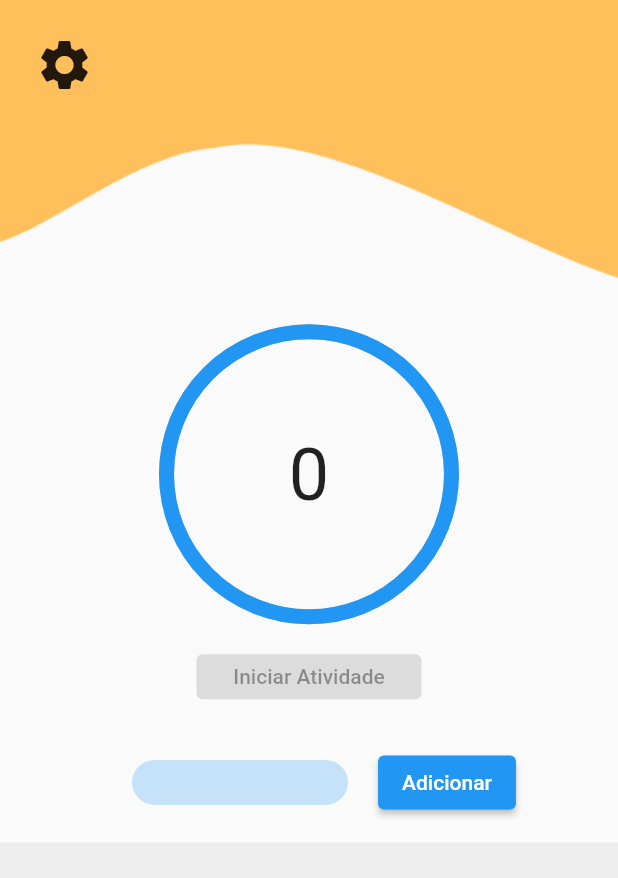
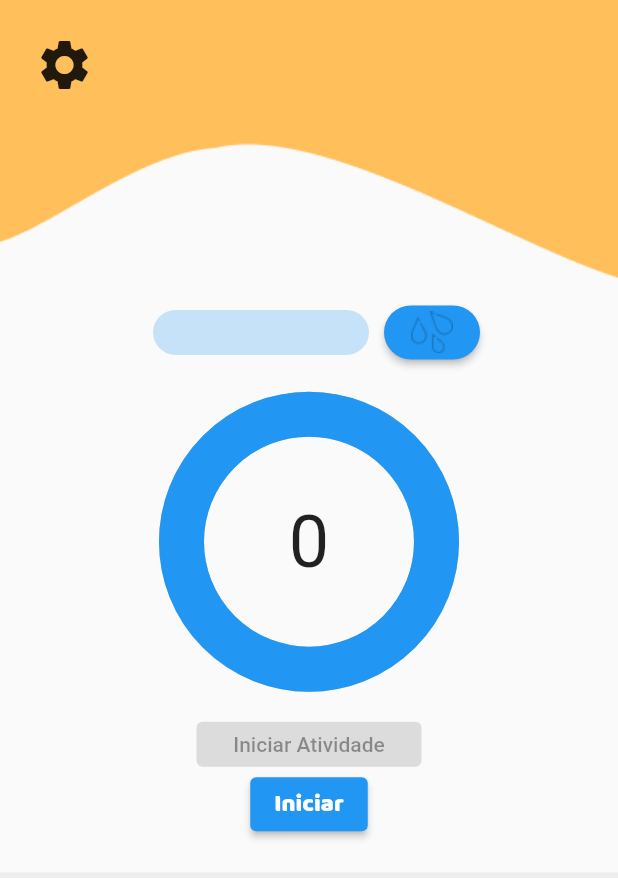
Before and after one commit to josivanphs/work, a Flutter app: the screen it shows after launch, on a phone screen of 412 x 824 dp. Shown: the top 878 px of the screen. Run offline on Flutter 3.47's test engine with Material 2 defaults, Android fonts, the phone set to English and light mode, and no system bars; drawn by our look-alikes of percent_indicator.

Commit message:
[FEAT]~Slider

```diff
--- a/lib/main.dart
+++ b/lib/main.dart
@@ -1,6 +1,5 @@
 import 'package:flutter/material.dart';
 import 'dart:math';
-import 'dart:async';
 import 'notifications.dart';
 import 'timer.dart';
 
@@ -40,10 +39,10 @@ class _MyHomePageState extends State<MyHomePage>
   double waterValueMax = 0.0;
   double timer = 0;
 
-  bool isCountingDown = false;
-  bool waterButton = false;
-  bool hintButton = false;
-  bool notificationButton = false;
+
+  bool waterButton = true;
+  bool hintButton = true;
+  bool notificationButton = true;
 
   bool autoButton = true;
   bool manualButton = false;
@@ -90,7 +89,6 @@ class _MyHomePageState extends State<MyHomePage>
       if (status == AnimationStatus.completed) {
         // A animação foi concluída, você pode realizar alguma ação aqui
         setState(() {
-          isCountingDown = false;
         });
       }
     });
@@ -104,7 +102,6 @@ class _MyHomePageState extends State<MyHomePage>
 
   void startAnimation() {
     setState(() {
-      isCountingDown = true;
       _animationController.reset();
       _animationController.forward();
     });
@@ -112,7 +109,6 @@ class _MyHomePageState extends State<MyHomePage>
 
   void stopAnimation() {
     setState(() {
-      isCountingDown = false;
       _animationController.reverse();
     });
   }
@@ -396,57 +392,27 @@ class _MyHomePageState extends State<MyHomePage>
               Column(
                 mainAxisAlignment: MainAxisAlignment.center,
                 children: [
-                  SizedBox(
-                    width: 200,
-                    height: 300,
-                        child:
-                          KeyedSubtree(
-                            key: ValueKey(activityTime), // Use uma chave única baseada em activityTime
-                            child: PomodoroTimer(
-                              activityTime: activityTime,
-                              breakTime: breakTime,
-                              auto: autoButton,
-                            ),
-                          )
-                  ),
-                  // ElevatedButton(
-                  //   onPressed: () {
-                  //     if (isCountingDown) {
-                  //       stopAnimation();
-                  //     } else {
-                  //       startAnimation();
-                  //     }
-                  //   },
-                  //   child: Text(
-                  //     isCountingDown ? 'Parar' : 'Iniciar',
-                  //     style: const TextStyle(
-                  //         fontFamily: 'Baloo',
-                  //         fontSize: 16,
-                  //         fontWeight: FontWeight.normal),
-                  //   ),
-                  // ),
-                ],
-              ),
               Row(
                 mainAxisAlignment: MainAxisAlignment.center,
                 children: [
                     SliderTheme(
                       data: SliderTheme.of(context).copyWith(
                         trackHeight: 30.0,
-                      thumbShape:
-                          const RoundSliderThumbShape(enabledThumbRadius: 0.0),
-                      overlayShape:
-                          const RoundSliderOverlayShape(overlayRadius: 20.0),
+                        activeTrackColor: Colors.blue, // Define a cor de preenchimento transparente
+                        thumbShape: RoundSliderThumbShape(enabledThumbRadius: 00.0),
+                        overlayShape: RoundSliderOverlayShape(overlayRadius: 10.0),
                       ),
                       child: Transform.rotate(
-                      // Gire o Slider em 90 graus no sentido anti-horário
                         angle: 180 * pi / 180,
-                      child: Slider(
+                        child:
+                        Slider(
                           value: waterValue,
                           min: 0,
                           max: waterValueMax * 1000,
                           onChanged: (value) {
-                          setState(() {});
+                            setState(() {
+                              waterValue = value;
+                            });
                           },
                         ),
                       ),
@@ -562,11 +528,43 @@ class _MyHomePageState extends State<MyHomePage>
                             setState(() {});
                           });
                     }},
-                    child:
-                        Text((waterValue < waterValueMax) ? (waterValueMax >= 0) ? 'Água' : 'Zerar' : 'Adicionar'),
+                    style: ElevatedButton.styleFrom(
+                        shape: RoundedRectangleBorder(
+                          borderRadius: BorderRadius.all(Radius.circular(50)),
+                        ),
+                      ),
+                      child: Row(
+                        mainAxisAlignment: MainAxisAlignment.center,
+                        children: [
+                          Image.asset(
+                            'assets/images/gotas.png',
+                            width: 30.0,
+                            height: 30.0,
                           ),
                         ],
                       ),
+                  ),
+                ],
+              ),
+                  SizedBox(
+                    width: 250,
+                    height: 320,
+                        child:
+                          KeyedSubtree(
+                            key: ValueKey(activityTime), // Use uma chave única baseada em activityTime
+                            child: PomodoroTimer(
+                              activityTime: activityTime,
+                              breakTime: breakTime,
+                              auto: autoButton,
+                            ),
+                          )
+                  ),
+
+
+
+                ],
+              ),
+
       ]),
 
 
--- a/lib/timer.dart
+++ b/lib/timer.dart
@@ -29,10 +29,15 @@ class _PomodoroTimerState extends State<PomodoroTimer>
   int _currentTimeBreak = 0;
   int _totalTimeBreak = 0;
   int _currentTimeRemaining = 0;
+  int _currentTimeRemainingBreak = 0;
+
   int _elapsedSeconds = 0;
   bool _isActivityTime = true;
   // ignore: unused_field
   String _timerText = '';
+  bool isCountingDown = false;
+  bool loop = true;
+
 // Tempo de trabalho padrão: 25 minutos (em segundos)
 // Tempo de intervalo padrão: 5 minutos (em segundos)
 
@@ -46,6 +51,8 @@ void initState() {
   _totalTimeBreak = widget.breakTime;
   _currentTimeBreak = widget.breakTime;
   _currentTimeRemaining = widget.activityTime;
+  _currentTimeRemainingBreak = widget.breakTime;
+
 
 
   _animationController = AnimationController(
@@ -56,9 +63,8 @@ void initState() {
   _animation = Tween<double>(begin: 1.0, end: 0.0).animate(_animationController)
     ..addListener(() {
     });
+}
 
-  // _animationController.reverse(from: 1.0);
-}
 
 
   @override
@@ -71,32 +77,52 @@ void initState() {
 
   int calculateTimeRemaining() {
     if (_isActivityTime) {
-      return widget.activityTime - _elapsedSeconds;
+      return widget.activityTime - _elapsedSeconds -1;
     } else {
-      return widget.breakTime - _elapsedSeconds;
+      return widget.breakTime - _elapsedSeconds -1;
     }
   }
 
-  void startTimer() {
 
-  _currentTimeRemaining = widget.activityTime;
-  _currentTime = _totalTime;
+  void timer(){
     _timer = Timer.periodic(Duration(seconds: 1), (timer) {
     setState(() {
-        _isActivityTime = true;
+      if (_isActivityTime) {
+
         if (_currentTimeRemaining > 0) {
           _currentTimeRemaining = calculateTimeRemaining(); // Atualize o tempo restante aqui
           _elapsedSeconds++; // Atualize os segundos decorridos
         }
-      });
+      }
+      else {
+        if (_currentTimeRemainingBreak > 0) {
+          _currentTimeRemainingBreak = calculateTimeRemaining(); // Atualize o tempo restante aqui
+          _elapsedSeconds++; // Atualize os segundos decorridos
+        }
+      }
     });
 
+  // _animationController.reverse(from: 1.0);
+  });
 
-  _animationController.duration = Duration(seconds: _currentTime);
-  _animationController.reset();
-  _animationController.reverse(from: 1.0).whenComplete(() {
+  }
+
+
+
+  void startTimer() {
+      setState(() {
+        _currentTimeRemaining = widget.activityTime;
+        _isActivityTime = true;
+        _elapsedSeconds = 0;
+      });
+  _animationController.duration = Duration(seconds: widget.activityTime);
+  // _animationController.reset();
+  _animationController.reverse(from: 1.0).whenComplete(() async {
     // A animação terminou, chame a função startBreakTime()
+    await Future.delayed(Duration(seconds: 1));
+
     if (widget.auto) {
+
       startBreakTime();
     }
   });
@@ -104,50 +130,47 @@ void initState() {
 
   void stopTimer() {
     _timer.cancel();
+    _currentTimeRemaining = 0;
+    _elapsedSeconds = 0;
+    _animationController.reset();
+    _animationController.stop();
   }
 
   void startBreakTime() {
       setState(() {
-        _currentTimeRemaining = widget.breakTime;
+        _currentTimeRemainingBreak = widget.breakTime;
         _isActivityTime = false;
         _elapsedSeconds = 0;
+
       });
-        _timer = Timer.periodic(Duration(seconds: 1), (timer) {
-          setState(() {
-            if (_currentTimeRemaining > 0) {
-              _currentTimeRemaining = calculateTimeRemaining(); // Atualize o tempo restante aqui
-              _elapsedSeconds++; // Atualize os segundos decorridos
+      _animationController.duration = Duration(seconds: widget.breakTime);
+      // _animationController.reset();
+      _animationController.reverse(from: 1.0).whenComplete(() async {
+        await Future.delayed(Duration(seconds: 1));
+    // A animação terminou, chame a função startBreakTime()
+        if (widget.auto) {
+
+          startTimer();
         }
-          });
-      });
-
-
-      _animationController.duration = Duration(seconds: _currentTimeBreak);
-      _animationController.reset();
-      _animationController.reverse(from: 1.0);
-  }
-
-  void setWorkTime(int minutes) {
-    setState(() {
-    });
-  }
-
-  void setBreakTime(int minutes) {
-    setState(() {
     });
     }
 
 
   Widget _buildCircularTimer() {
+    return AnimatedBuilder(
+      animation: _animation,
+      builder: (context, _) {
         return CircularPercentIndicator(
           radius: 200.0,
-      lineWidth: 10.0,
+          lineWidth: 30.0,
           percent: _animation.value,
           center: Text(
-        '$_currentTimeRemaining',
+            _isActivityTime ? '$_currentTimeRemaining' : '$_currentTimeRemainingBreak',
             style: TextStyle(fontSize: 48.0),
           ),
-      progressColor: Colors.blue,
+          progressColor: _isActivityTime ? Colors.blue : Colors.green,
+        );
+      }
     );
   }
 
@@ -176,15 +199,41 @@ void initState() {
                         child:
                           ElevatedButton(
                             onPressed: (widget.auto) ? null : () {
-                              if (_isActivityTime) {
-                                startTimer();
-                              } else {
-                                startBreakTime();
-                              }
                             },
                             child: Text((_isActivityTime) ? 'Iniciar Atividade' : 'Iniciar Intervalo'),
                           ),
-                      )
+                      ),
+                  SizedBox(
+                    width: 200,
+                    height: 50,
+                    child:
+                  Row(
+                    mainAxisAlignment: MainAxisAlignment.center,
+                    children: [
+                      ElevatedButton(
+                        onPressed: () {
+                          if (!isCountingDown)
+                          {
+                            startTimer();
+                            timer();
+                          }
+                          else{
+                            stopTimer();
+                          }
+                          setState(() {
+                            isCountingDown = !isCountingDown;
+                          });
+                        },
+                        child: Text(
+                          isCountingDown ? 'Parar' : 'Iniciar',
+                          style: const TextStyle(
+                              fontFamily: 'Baloo',
+                              fontSize: 16,
+                              fontWeight: FontWeight.normal),
+                        ),
+                      ),
+                    ],
+                  ),),
                     ],
                   ),
               ),
--- a/pubspec.yaml
+++ b/pubspec.yaml
@@ -63,6 +63,10 @@ flutter:
   # To add assets to your application, add an assets section, like this:
   assets:
     - assets/images/topo1.png
+    - assets/images/gotas.png
+    - assets/images/agua.png
+
+
     - hints.json
   # An image asset can refer to one or more resolution-specific "variants", see
   # https://flutter.dev/assets-and-images/#resolution-aware
```
Also changed, not shown: assets/images/Agua.png (added), assets/images/gotas.png (added). Lines whose indentation alone changed are shown as unchanged.
